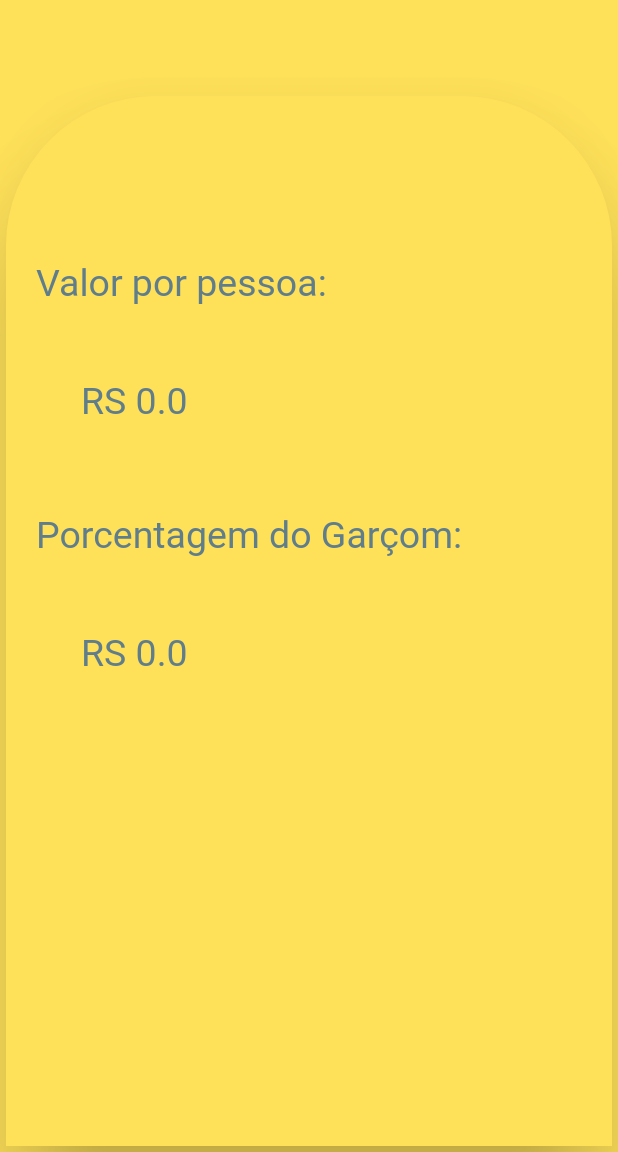
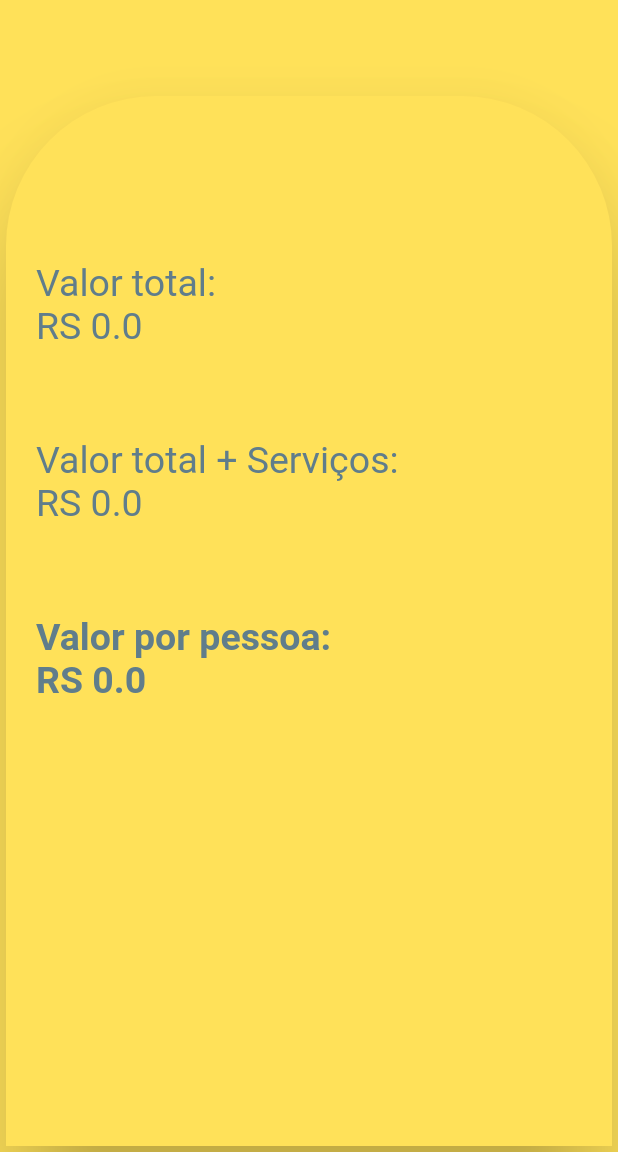
Before and after one commit to luisGust4vo/app_conta_bar, a Flutter app: the ScreenResultado screen opened directly with empty values, on a phone screen of 412 x 824 dp, the part 84-1236 px from its top. Run offline on Flutter 3.47's test engine with Material 2 defaults, Android fonts, the phone set to English and light mode, and no system bars; missing offline and left inert: dart:ffi; statements that could not run were skipped.

Commit message:
Correções na função de calculo

```diff
--- a/lib/main.dart
+++ b/lib/main.dart
@@ -93,7 +93,7 @@ class _HomePageState extends State<HomePage> {
                         child: Column(
                           children: <Widget>[
                             Padding(
-                              padding: EdgeInsets.only(top: 10, bottom: 10),
+                              padding: EdgeInsets.only(top: 10, bottom: 20, left: 20, right: 20),
                               child: Row(
                                 children: <Widget>[
                                   Expanded(
@@ -103,7 +103,7 @@ class _HomePageState extends State<HomePage> {
                               ),
                             ),
                             Padding(
-                              padding: EdgeInsets.only(top: 30, bottom: 10),
+                              padding: EdgeInsets.only(top: 10, bottom: 20, left: 20, right: 20),
                               child: Row(
                                 children: <Widget>[
                                   Expanded(
@@ -113,11 +113,11 @@ class _HomePageState extends State<HomePage> {
                               ),
                             ),
                             Padding(
-                              padding: EdgeInsets.only(top: 30, bottom: 10),
+                              padding: EdgeInsets.only(top: 10, bottom: 20, left: 20, right: 20),
                               child: Row(
                                 children: <Widget>[
                                   Expanded(
-                                    child: _inputWithLabel(_tPorcentagem, TextInputType.number, "Porcentagem do Garçom"),
+                                    child: _inputWithLabel(_tPorcentagem, TextInputType.number, "Porcentagem do Garçom (%)"),
                                   ),
                                 ],
                               ),
@@ -174,11 +174,11 @@ class _HomePageState extends State<HomePage> {
       double pessoas = double.parse(_tPessoas.text);
       double porcentagem = double.parse(_tPorcentagem.text);
 
-      double valor_pessoa = total / pessoas;
       double valor_garcom = total*(porcentagem/100);
+      double valor_pessoa = (total+valor_garcom) / pessoas;
 
       Navigator.push(
-        context, MaterialPageRoute(builder: (context) => ScreenResultado(resultado: valor_pessoa, valor_porcentagem: valor_garcom))
+        context, MaterialPageRoute(builder: (context) => ScreenResultado(resultado: valor_pessoa, valor_porcentagem: valor_garcom, total: total,))
       );
     });
   }
--- a/lib/screens/resultado.dart
+++ b/lib/screens/resultado.dart
@@ -7,8 +7,9 @@ class ScreenResultado extends StatelessWidget {
 
   final double resultado;
   final double valor_porcentagem;
+  final double total;
 
-  ScreenResultado({ @required this.resultado, @required this.valor_porcentagem });
+  ScreenResultado({ @required this.resultado, @required this.valor_porcentagem, @required this.total });
 
   @override
   Widget build(BuildContext context) {
@@ -63,21 +64,7 @@ class ScreenResultado extends StatelessWidget {
                               child: Row(
                                 children: <Widget>[
                                   Text(
-                                    "Valor por pessoa:",
-                                    style: TextStyle(
-                                      color: Colors.blueGrey,
-                                      fontSize: 25,
-                                    ),
-                                  ),
-                                ],
-                              ),
-                            ),
-                            Padding(
-                              padding: EdgeInsets.only(top: 0, bottom: 50, left: 30),
-                              child: Row(
-                                children: <Widget>[
-                                  Text(
-                                    "RS "+resultado.toString(),
+                                    "Valor total: \n"+"RS "+total.toString(),
                                     style: TextStyle(
                                       color: Colors.blueGrey,
                                       fontSize: 25,
@@ -91,7 +78,7 @@ class ScreenResultado extends StatelessWidget {
                               child: Row(
                                 children: <Widget>[
                                   Text(
-                                    "Porcentagem do Garçom:",
+                                    "Valor total + Serviços: \n"+"RS "+(total+valor_porcentagem).toString(),
                                     style: TextStyle(
                                       color: Colors.blueGrey,
                                       fontSize: 25,
@@ -101,14 +88,15 @@ class ScreenResultado extends StatelessWidget {
                               ),
                             ),
                             Padding(
-                              padding: EdgeInsets.only(top: 0, bottom: 50, left: 30),
+                              padding: EdgeInsets.only(top: 10, bottom: 50),
                               child: Row(
                                 children: <Widget>[
                                   Text(
-                                    "RS "+valor_porcentagem.toString(),
+                                    "Valor por pessoa: \n"+"RS "+resultado.toString(),
                                     style: TextStyle(
                                       color: Colors.blueGrey,
                                       fontSize: 25,
+                                      fontWeight: FontWeight.bold,
                                     ),
                                   ),
                                 ],
--- a/lib/widgets/input_with_label.dart
+++ b/lib/widgets/input_with_label.dart
@@ -21,7 +21,7 @@ class InputWithLabel extends StatelessWidget {
       decoration: InputDecoration(
         fillColor: Colors.white,
         labelText: this.field,
-        contentPadding: EdgeInsets.only(bottom: 40, left: 10),
+        contentPadding: EdgeInsets.only(bottom: 40, left: 30),
         labelStyle: TextStyle(
           fontFamily: "Poppins",
           fontSize: 20,
```
